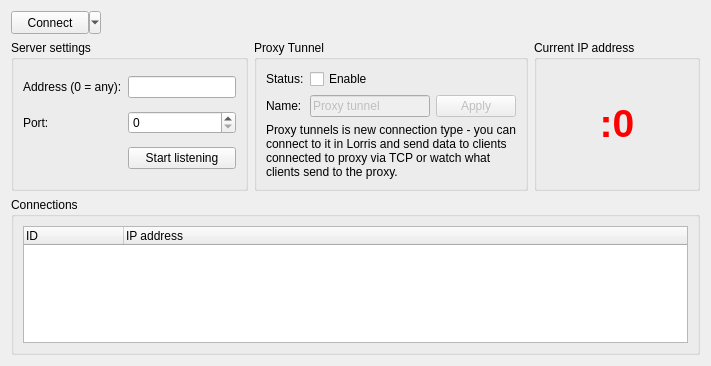
Old version of the form src/LorrisProxy/lorrisproxy.ui in the repository Tasssadar/Lorris.
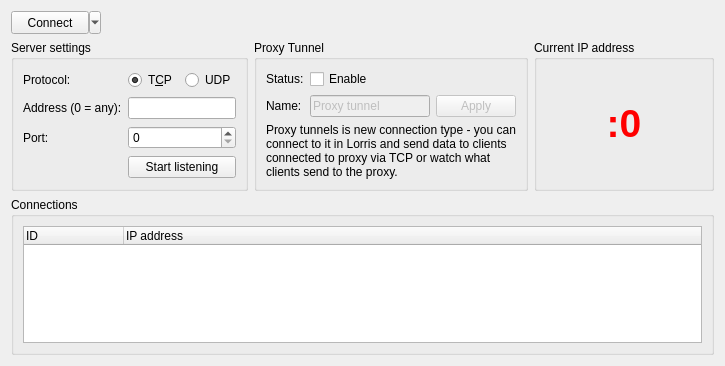
New version of the form.

Diff of the .ui file:
```diff
--- a/src/LorrisProxy/lorrisproxy.ui
+++ b/src/LorrisProxy/lorrisproxy.ui
@@ -6,7 +6,7 @@
    <rect>
     <x>0</x>
     <y>0</y>
-    <width>711</width>
+    <width>725</width>
     <height>366</height>
    </rect>
   </property>
@@ -70,14 +70,14 @@
         <string>Server settings</string>
        </property>
        <layout class="QGridLayout" name="gridLayout">
-        <item row="0" column="0">
+        <item row="1" column="0">
          <widget class="QLabel" name="label">
           <property name="text">
            <string>Address (0 = any):</string>
           </property>
          </widget>
         </item>
-        <item row="0" column="1">
+        <item row="1" column="1">
          <widget class="QLineEdit" name="addressEdit">
           <property name="inputMask">
            <string/>
@@ -87,27 +87,55 @@
           </property>
          </widget>
         </item>
-        <item row="1" column="0">
+        <item row="2" column="0">
          <widget class="QLabel" name="label_2">
           <property name="text">
            <string>Port:</string>
           </property>
          </widget>
         </item>
-        <item row="1" column="1">
+        <item row="2" column="1">
          <widget class="QSpinBox" name="portBox">
           <property name="maximum">
            <number>65536</number>
           </property>
          </widget>
         </item>
-        <item row="2" column="1">
+        <item row="3" column="1">
          <widget class="QPushButton" name="listenButon">
           <property name="text">
            <string>Start listening</string>
           </property>
          </widget>
         </item>
+        <item row="0" column="0">
+         <widget class="QLabel" name="label_3">
+          <property name="text">
+           <string>Protocol:</string>
+          </property>
+         </widget>
+        </item>
+        <item row="0" column="1">
+         <layout class="QHBoxLayout" name="horizontalLayout_3">
+          <item>
+           <widget class="QRadioButton" name="tcpRadio">
+            <property name="text">
+             <string>T&amp;CP</string>
+            </property>
+            <property name="checked">
+             <bool>true</bool>
+            </property>
+           </widget>
+          </item>
+          <item>
+           <widget class="QRadioButton" name="udpRadio">
+            <property name="text">
+             <string>UDP</string>
+            </property>
+           </widget>
+          </item>
+         </layout>
+        </item>
        </layout>
       </widget>
      </item>
```
